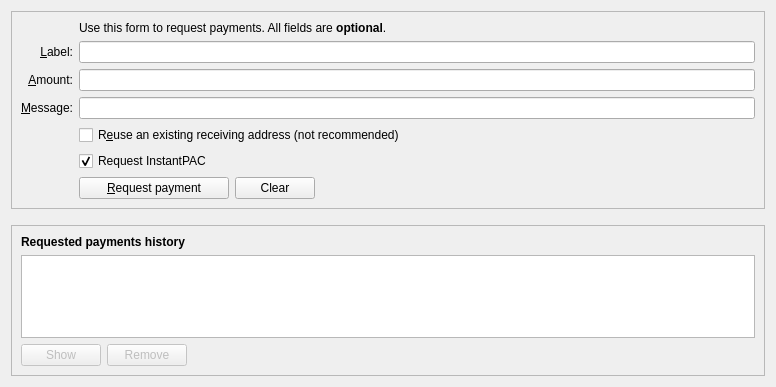
The window that src/qt/forms/receivecoinsdialog.ui (PACCommunity/PAC) describes before a commit, drawn with Qt 5.
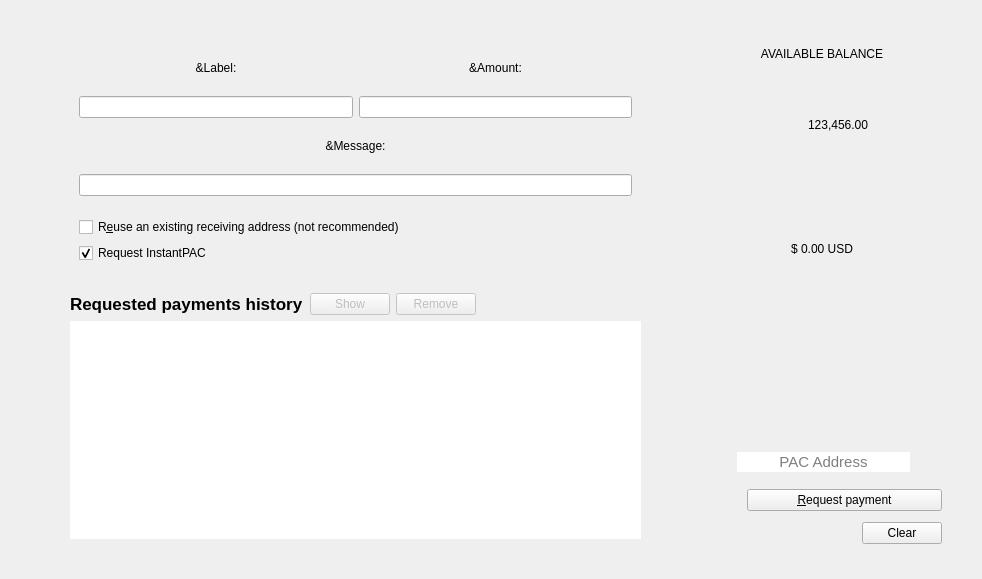
The same window after the commit. Icons and pictures are not drawn. Custom widgets are drawn as their Qt base class.

Patch:
```diff
--- a/src/qt/forms/receivecoinsdialog.ui
+++ b/src/qt/forms/receivecoinsdialog.ui
@@ -6,84 +6,86 @@
    <rect>
     <x>0</x>
     <y>0</y>
-    <width>776</width>
-    <height>387</height>
+    <width>982</width>
+    <height>579</height>
    </rect>
   </property>
-  <layout class="QVBoxLayout" name="verticalLayout" stretch="0,0,1">
-   <item>
-    <widget class="QFrame" name="frame2">
      <property name="sizePolicy">
       <sizepolicy hsizetype="Preferred" vsizetype="Expanding">
        <horstretch>0</horstretch>
        <verstretch>0</verstretch>
       </sizepolicy>
      </property>
-     <property name="frameShape">
-      <enum>QFrame::StyledPanel</enum>
-     </property>
-     <property name="frameShadow">
-      <enum>QFrame::Sunken</enum>
-     </property>
-     <layout class="QVBoxLayout" name="verticalLayout_3">
+  <property name="styleSheet">
+   <string notr="true">QFrame{
+  border:none;
+}</string>
+  </property>
+  <property name="class" stdset="0">
+   <string>container</string>
+  </property>
+  <layout class="QVBoxLayout" name="verticalLayout" stretch="0">
       <item>
-       <layout class="QGridLayout" name="gridLayout">
-        <item row="7" column="2">
-         <widget class="QCheckBox" name="reuseAddress">
-          <property name="toolTip">
-           <string>Reuse one of the previously used receiving addresses.&lt;br&gt;Reusing addresses has security and privacy issues.&lt;br&gt;Do not use this unless re-generating a payment request made before.</string>
-          </property>
-          <property name="text">
-           <string>R&amp;euse an existing receiving address (not recommended)</string>
-          </property>
-         </widget>
-        </item>
-        <item row="7" column="0">
-         <widget class="QLabel" name="label_4">
-          <property name="text">
-           <string/>
-          </property>
-         </widget>
-        </item>
-        <item row="6" column="0">
-         <widget class="QLabel" name="label_3">
-          <property name="toolTip">
-           <string>An optional message to attach to the payment request, which will be displayed when the request is opened. Note: The message will not be sent with the payment over the PAC network.</string>
-          </property>
-          <property name="text">
-           <string>&amp;Message:</string>
-          </property>
-          <property name="alignment">
-           <set>Qt::AlignRight|Qt::AlignTrailing|Qt::AlignVCenter</set>
-          </property>
-          <property name="buddy">
-           <cstring>reqMessage</cstring>
-          </property>
-         </widget>
-        </item>
-        <item row="4" column="2">
-         <widget class="QLineEdit" name="reqLabel">
-          <property name="toolTip">
-           <string>An optional label to associate with the new receiving address.</string>
-          </property>
-         </widget>
-        </item>
-        <item row="6" column="2">
-         <widget class="QLineEdit" name="reqMessage">
-          <property name="toolTip">
-           <string>An optional message to attach to the payment request, which will be displayed when the request is opened.&lt;br&gt;Note: The message will not be sent with the payment over the PAC network.</string>
-          </property>
-         </widget>
-        </item>
-        <item row="2" column="2">
-         <widget class="QLabel" name="label_5">
-          <property name="text">
-           <string>Use this form to request payments. All fields are &lt;b&gt;optional&lt;/b&gt;.</string>
-          </property>
-         </widget>
-        </item>
-        <item row="4" column="0">
+    <widget class="QFrame" name="container">
+     <property name="sizePolicy">
+      <sizepolicy hsizetype="Preferred" vsizetype="MinimumExpanding">
+       <horstretch>0</horstretch>
+       <verstretch>0</verstretch>
+      </sizepolicy>
+     </property>
+     <layout class="QHBoxLayout" name="horizontalLayout_3">
+      <item>
+       <widget class="QFrame" name="gridFrame">
+        <property name="sizePolicy">
+         <sizepolicy hsizetype="Expanding" vsizetype="MinimumExpanding">
+          <horstretch>0</horstretch>
+          <verstretch>0</verstretch>
+         </sizepolicy>
+        </property>
+        <property name="maximumSize">
+         <size>
+          <width>16777215</width>
+          <height>16777215</height>
+         </size>
+        </property>
+        <layout class="QGridLayout" name="gridForLeft">
+         <property name="leftMargin">
+          <number>50</number>
+         </property>
+         <property name="topMargin">
+          <number>17</number>
+         </property>
+         <property name="rightMargin">
+          <number>50</number>
+         </property>
+         <property name="bottomMargin">
+          <number>20</number>
+         </property>
+         <item row="1" column="0">
+          <widget class="QFrame" name="verticalFrame">
+           <property name="minimumSize">
+            <size>
+             <width>0</width>
+             <height>250</height>
+            </size>
+           </property>
+           <property name="maximumSize">
+            <size>
+             <width>16777215</width>
+             <height>450</height>
+            </size>
+           </property>
+           <layout class="QVBoxLayout" name="formLayouts">
+            <item>
+             <layout class="QHBoxLayout" name="horizontalLayout_6">
+              <item>
          <widget class="QLabel" name="label_2">
+                <property name="sizePolicy">
+                 <sizepolicy hsizetype="Preferred" vsizetype="Fixed">
+                  <horstretch>0</horstretch>
+                  <verstretch>0</verstretch>
+                 </sizepolicy>
+                </property>
           <property name="toolTip">
            <string>An optional label to associate with the new receiving address.</string>
           </property>
@@ -91,15 +93,27 @@
            <string>&amp;Label:</string>
           </property>
           <property name="alignment">
-           <set>Qt::AlignRight|Qt::AlignTrailing|Qt::AlignVCenter</set>
-          </property>
-          <property name="buddy">
-           <cstring>reqLabel</cstring>
+                 <set>Qt::AlignCenter</set>
+                </property>
+                <property name="class" stdset="0">
+                 <string>titleLabel</string>
           </property>
          </widget>
         </item>
-        <item row="5" column="0">
+              <item>
          <widget class="QLabel" name="label">
+                <property name="sizePolicy">
+                 <sizepolicy hsizetype="Preferred" vsizetype="Fixed">
+                  <horstretch>0</horstretch>
+                  <verstretch>0</verstretch>
+                 </sizepolicy>
+                </property>
+                <property name="maximumSize">
+                 <size>
+                  <width>300</width>
+                  <height>16777215</height>
+                 </size>
+                </property>
           <property name="toolTip">
            <string>An optional amount to request. Leave this empty or zero to not request a specific amount.</string>
           </property>
@@ -107,45 +121,85 @@
            <string>&amp;Amount:</string>
           </property>
           <property name="alignment">
-           <set>Qt::AlignRight|Qt::AlignTrailing|Qt::AlignVCenter</set>
-          </property>
-          <property name="buddy">
-           <cstring>reqAmount</cstring>
+                 <set>Qt::AlignCenter</set>
+                </property>
+                <property name="class" stdset="0">
+                 <string>titleLabel</string>
           </property>
          </widget>
         </item>
-        <item row="5" column="2">
+             </layout>
+            </item>
+            <item>
+             <layout class="QHBoxLayout" name="labelLayout">
+              <item>
+               <widget class="QLineEdit" name="reqLabel">
+                <property name="sizePolicy">
+                 <sizepolicy hsizetype="Expanding" vsizetype="Fixed">
+                  <horstretch>0</horstretch>
+                  <verstretch>0</verstretch>
+                 </sizepolicy>
+                </property>
+                <property name="minimumSize">
+                 <size>
+                  <width>200</width>
+                  <height>0</height>
+                 </size>
+                </property>
+                <property name="maximumSize">
+                 <size>
+                  <width>16777215</width>
+                  <height>16777215</height>
+                 </size>
+                </property>
+                <property name="toolTip">
+                 <string>An optional label to associate with the new receiving address.</string>
+                </property>
+                <property name="alignment">
+                 <set>Qt::AlignCenter</set>
+                </property>
+                <property name="class" stdset="0">
+                 <string>LineEdit</string>
+                </property>
+               </widget>
+              </item>
+              <item>
          <widget class="BitcoinAmountField" name="reqAmount">
+                <property name="sizePolicy">
+                 <sizepolicy hsizetype="Expanding" vsizetype="Fixed">
+                  <horstretch>0</horstretch>
+                  <verstretch>0</verstretch>
+                 </sizepolicy>
+                </property>
           <property name="minimumSize">
            <size>
-            <width>80</width>
+                  <width>0</width>
             <height>0</height>
            </size>
           </property>
+                <property name="maximumSize">
+                 <size>
+                  <width>300</width>
+                  <height>16777215</height>
+                 </size>
+                </property>
           <property name="toolTip">
            <string>An optional amount to request. Leave this empty or zero to not request a specific amount.</string>
           </property>
-         </widget>
-        </item>
-        <item row="9" column="2">
-         <layout class="QHBoxLayout" name="horizontalLayout">
-          <item>
-           <widget class="QPushButton" name="receiveButton">
-            <property name="minimumSize">
-             <size>
-              <width>150</width>
-              <height>0</height>
-             </size>
-            </property>
-            <property name="text">
-             <string>&amp;Request payment</string>
+                <property name="styleSheet">
+                 <string notr="true"/>
+                </property>
+                <property name="class" stdset="0">
+                 <string>LineEdit</string>
             </property>
            </widget>
           </item>
+             </layout>
+            </item>
           <item>
-           <widget class="QPushButton" name="clearButton">
+             <widget class="QLabel" name="label_3">
             <property name="sizePolicy">
-             <sizepolicy hsizetype="Minimum" vsizetype="Fixed">
+               <sizepolicy hsizetype="Preferred" vsizetype="Fixed">
               <horstretch>0</horstretch>
               <verstretch>0</verstretch>
              </sizepolicy>
@@ -154,37 +208,92 @@
              <string>Clear all fields of the form.</string>
             </property>
             <property name="text">
-             <string>Clear</string>
-            </property>
-            <property name="autoDefault">
-             <bool>false</bool>
-            </property>
+               <string>&amp;Message:</string>
+              </property>
+              <property name="alignment">
+               <set>Qt::AlignCenter</set>
+              </property>
+              <property name="class" stdset="0">
+               <string>titleLabel</string>
+              </property>
            </widget>
           </item>
           <item>
-           <spacer name="horizontalSpacer">
-            <property name="orientation">
-             <enum>Qt::Horizontal</enum>
-            </property>
-            <property name="sizeHint" stdset="0">
+             <layout class="QHBoxLayout" name="messageLayout">
+              <item>
+               <widget class="QLineEdit" name="reqMessage">
+                <property name="sizePolicy">
+                 <sizepolicy hsizetype="Expanding" vsizetype="Fixed">
+                  <horstretch>0</horstretch>
+                  <verstretch>0</verstretch>
+                 </sizepolicy>
+                </property>
+                <property name="minimumSize">
              <size>
-              <width>40</width>
-              <height>20</height>
-             </size>
-            </property>
-           </spacer>
+                  <width>0</width>
+                  <height>0</height>
+                 </size>
+                </property>
+                <property name="maximumSize">
+                 <size>
+                  <width>16777215</width>
+                  <height>16777215</height>
+                 </size>
+                </property>
+                <property name="toolTip">
+                 <string>An optional message to attach to the payment request, which will be displayed when the request is opened.&lt;br&gt;Note: The message will not be sent with the payment over the Paccoin network.</string>
+                </property>
+                <property name="class" stdset="0">
+                 <string>LineEdit</string>
+                </property>
+               </widget>
           </item>
          </layout>
         </item>
-        <item row="9" column="0">
-         <widget class="QLabel" name="label_7">
+            <item>
+             <layout class="QVBoxLayout" name="verticalLayout_2">
+              <item>
+               <widget class="QCheckBox" name="reuseAddress">
+                <property name="sizePolicy">
+                 <sizepolicy hsizetype="Expanding" vsizetype="Fixed">
+                  <horstretch>0</horstretch>
+                  <verstretch>0</verstretch>
+                 </sizepolicy>
+                </property>
+                <property name="minimumSize">
+                 <size>
+                  <width>0</width>
+                  <height>0</height>
+                 </size>
+                </property>
+                <property name="toolTip">
+                 <string>Reuse one of the previously used receiving addresses.&lt;br&gt;Reusing addresses has security and privacy issues.&lt;br&gt;Do not use this unless re-generating a payment request made before.</string>
+                </property>
           <property name="text">
-           <string/>
+                 <string>R&amp;euse an existing receiving address (not recommended)</string>
           </property>
          </widget>
         </item>
-        <item row="8" column="2">
+              <item>
          <widget class="QCheckBox" name="checkUseInstantSend">
+                <property name="sizePolicy">
+                 <sizepolicy hsizetype="Expanding" vsizetype="Fixed">
+                  <horstretch>0</horstretch>
+                  <verstretch>0</verstretch>
+                 </sizepolicy>
+                </property>
+                <property name="minimumSize">
+                 <size>
+                  <width>150</width>
+                  <height>0</height>
+                 </size>
+                </property>
+                <property name="maximumSize">
+                 <size>
+                  <width>16777215</width>
+                  <height>16777215</height>
+                 </size>
+                </property>
           <property name="text">
            <string>Request InstantPAC</string>
           </property>
@@ -198,38 +307,19 @@
      </layout>
     </widget>
    </item>
-   <item>
-    <spacer name="verticalSpacer_2">
-     <property name="orientation">
-      <enum>Qt::Vertical</enum>
-     </property>
-     <property name="sizeHint" stdset="0">
-      <size>
-       <width>20</width>
-       <height>10</height>
-      </size>
-     </property>
-    </spacer>
-   </item>
-   <item>
-    <widget class="QFrame" name="frame">
-     <property name="sizePolicy">
-      <sizepolicy hsizetype="Preferred" vsizetype="Expanding">
-       <horstretch>0</horstretch>
-       <verstretch>0</verstretch>
-      </sizepolicy>
-     </property>
-     <property name="frameShape">
-      <enum>QFrame::StyledPanel</enum>
-     </property>
-     <property name="frameShadow">
-      <enum>QFrame::Raised</enum>
-     </property>
-     <layout class="QVBoxLayout" name="verticalLayout_2">
+         <item row="2" column="0">
+          <layout class="QHBoxLayout" name="horizontalLayout_2">
       <item>
        <widget class="QLabel" name="label_6">
+             <property name="sizePolicy">
+              <sizepolicy hsizetype="Preferred" vsizetype="Fixed">
+               <horstretch>0</horstretch>
+               <verstretch>0</verstretch>
+              </sizepolicy>
+             </property>
         <property name="font">
          <font>
+               <pointsize>13</pointsize>
           <weight>75</weight>
           <bold>true</bold>
          </font>
@@ -240,21 +330,6 @@
        </widget>
       </item>
       <item>
-       <widget class="QTableView" name="recentRequestsView">
-        <property name="contextMenuPolicy">
-         <enum>Qt::CustomContextMenu</enum>
-        </property>
-        <property name="tabKeyNavigation">
-         <bool>false</bool>
-        </property>
-        <property name="sortingEnabled">
-         <bool>true</bool>
-        </property>
-       </widget>
-      </item>
-      <item>
-       <layout class="QHBoxLayout" name="horizontalLayout_2">
-        <item>
          <widget class="QPushButton" name="showRequestButton">
           <property name="enabled">
            <bool>false</bool>
@@ -262,6 +337,9 @@
           <property name="toolTip">
            <string>Show the selected request (does the same as double clicking an entry)</string>
           </property>
+             <property name="styleSheet">
+              <string notr="true"/>
+             </property>
           <property name="text">
            <string>Show</string>
           </property>
@@ -278,6 +356,9 @@
           <property name="toolTip">
            <string>Remove the selected entries from the list</string>
           </property>
+             <property name="styleSheet">
+              <string notr="true"/>
+             </property>
           <property name="text">
            <string>Remove</string>
           </property>
@@ -291,15 +372,524 @@
           <property name="orientation">
            <enum>Qt::Horizontal</enum>
           </property>
+             <property name="sizeType">
+              <enum>QSizePolicy::Expanding</enum>
+             </property>
           <property name="sizeHint" stdset="0">
            <size>
+               <width>0</width>
+               <height>0</height>
+              </size>
+             </property>
+            </spacer>
+           </item>
+          </layout>
+         </item>
+         <item row="4" column="0">
+          <widget class="QTableView" name="recentRequestsView">
+           <property name="sizePolicy">
+            <sizepolicy hsizetype="Expanding" vsizetype="Preferred">
+             <horstretch>0</horstretch>
+             <verstretch>0</verstretch>
+            </sizepolicy>
+           </property>
+           <property name="minimumSize">
+            <size>
+             <width>0</width>
+             <height>0</height>
+            </size>
+           </property>
+           <property name="maximumSize">
+            <size>
+             <width>16777215</width>
+             <height>16777215</height>
+            </size>
+           </property>
+           <property name="contextMenuPolicy">
+            <enum>Qt::CustomContextMenu</enum>
+           </property>
+           <property name="styleSheet">
+            <string notr="true"/>
+           </property>
+           <property name="tabKeyNavigation">
+            <bool>false</bool>
+           </property>
+           <property name="sortingEnabled">
+            <bool>true</bool>
+           </property>
+          </widget>
+         </item>
+        </layout>
+       </widget>
+      </item>
+      <item>
+       <widget class="QFrame" name="QRCodeFrame">
+        <property name="sizePolicy">
+         <sizepolicy hsizetype="Fixed" vsizetype="Preferred">
+          <horstretch>0</horstretch>
+          <verstretch>0</verstretch>
+         </sizepolicy>
+        </property>
+        <property name="minimumSize">
+         <size>
+          <width>0</width>
+          <height>0</height>
+         </size>
+        </property>
+        <property name="maximumSize">
+         <size>
+          <width>450</width>
+          <height>16777215</height>
+         </size>
+        </property>
+        <layout class="QVBoxLayout" name="verticalLayout_4">
+         <property name="spacing">
+          <number>2</number>
+         </property>
+         <property name="leftMargin">
+          <number>5</number>
+         </property>
+         <property name="topMargin">
+          <number>27</number>
+         </property>
+         <property name="rightMargin">
+          <number>20</number>
+         </property>
+         <property name="bottomMargin">
+          <number>15</number>
+         </property>
+         <item>
+          <widget class="QLabel" name="label_5">
+           <property name="sizePolicy">
+            <sizepolicy hsizetype="Preferred" vsizetype="Fixed">
+             <horstretch>0</horstretch>
+             <verstretch>0</verstretch>
+            </sizepolicy>
+           </property>
+           <property name="minimumSize">
+            <size>
+             <width>0</width>
+             <height>0</height>
+            </size>
+           </property>
+           <property name="text">
+            <string>AVAILABLE BALANCE</string>
+           </property>
+           <property name="alignment">
+            <set>Qt::AlignCenter</set>
+           </property>
+           <property name="class" stdset="0">
+            <string>titleLabel</string>
+           </property>
+          </widget>
+         </item>
+         <item>
+          <layout class="QHBoxLayout" name="horizontalLayout_5">
+           <item>
+            <spacer name="horizontalSpacer">
+             <property name="orientation">
+              <enum>Qt::Horizontal</enum>
+             </property>
+             <property name="sizeHint" stdset="0">
+              <size>
             <width>40</width>
             <height>20</height>
            </size>
           </property>
          </spacer>
         </item>
-       </layout>
+           <item>
+            <widget class="QLabel" name="iconLabelAvailableBalance">
+             <property name="sizePolicy">
+              <sizepolicy hsizetype="Fixed" vsizetype="Fixed">
+               <horstretch>0</horstretch>
+               <verstretch>0</verstretch>
+              </sizepolicy>
+             </property>
+             <property name="minimumSize">
+              <size>
+               <width>30</width>
+               <height>30</height>
+              </size>
+             </property>
+             <property name="text">
+              <string/>
+             </property>
+            </widget>
+           </item>
+           <item>
+            <widget class="QLabel" name="labelBalance">
+             <property name="minimumSize">
+              <size>
+               <width>0</width>
+               <height>0</height>
+              </size>
+             </property>
+             <property name="text">
+              <string>123,456.00</string>
+             </property>
+             <property name="class" stdset="0">
+              <string>pacCoinsLabel</string>
+             </property>
+            </widget>
+           </item>
+           <item>
+            <spacer name="horizontalSpacer_5">
+             <property name="orientation">
+              <enum>Qt::Horizontal</enum>
+             </property>
+             <property name="sizeHint" stdset="0">
+              <size>
+               <width>40</width>
+               <height>20</height>
+              </size>
+             </property>
+            </spacer>
+           </item>
+          </layout>
+         </item>
+         <item>
+          <widget class="QLabel" name="labelAvailableUSD">
+           <property name="minimumSize">
+            <size>
+             <width>0</width>
+             <height>0</height>
+            </size>
+           </property>
+           <property name="text">
+            <string>$ 0.00 USD</string>
+           </property>
+           <property name="alignment">
+            <set>Qt::AlignCenter</set>
+           </property>
+           <property name="class" stdset="0">
+            <string>usdLabel</string>
+           </property>
+          </widget>
+         </item>
+         <item>
+          <spacer name="verticalSpacer_2">
+           <property name="orientation">
+            <enum>Qt::Vertical</enum>
+           </property>
+           <property name="sizeType">
+            <enum>QSizePolicy::Preferred</enum>
+           </property>
+           <property name="sizeHint" stdset="0">
+            <size>
+             <width>0</width>
+             <height>0</height>
+            </size>
+           </property>
+          </spacer>
+         </item>
+         <item>
+          <widget class="QFrame" name="frame">
+           <property name="sizePolicy">
+            <sizepolicy hsizetype="Preferred" vsizetype="Preferred">
+             <horstretch>0</horstretch>
+             <verstretch>0</verstretch>
+            </sizepolicy>
+           </property>
+           <property name="maximumSize">
+            <size>
+             <width>400</width>
+             <height>400</height>
+            </size>
+           </property>
+           <layout class="QHBoxLayout" name="qrLayoutContainer"/>
+          </widget>
+         </item>
+         <item>
+          <spacer name="verticalSpacer_3">
+           <property name="orientation">
+            <enum>Qt::Vertical</enum>
+           </property>
+           <property name="sizeType">
+            <enum>QSizePolicy::Fixed</enum>
+           </property>
+           <property name="sizeHint" stdset="0">
+            <size>
+             <width>0</width>
+             <height>10</height>
+            </size>
+           </property>
+          </spacer>
+         </item>
+         <item>
+          <layout class="QHBoxLayout" name="horizontalLayout_7">
+           <item>
+            <spacer name="horizontalSpacer_7">
+             <property name="orientation">
+              <enum>Qt::Horizontal</enum>
+             </property>
+             <property name="sizeType">
+              <enum>QSizePolicy::Fixed</enum>
+             </property>
+             <property name="sizeHint" stdset="0">
+              <size>
+               <width>35</width>
+               <height>20</height>
+              </size>
+             </property>
+            </spacer>
+           </item>
+           <item>
+            <widget class="QLineEdit" name="lineEditCurrentAddress">
+             <property name="enabled">
+              <bool>true</bool>
+             </property>
+             <property name="sizePolicy">
+              <sizepolicy hsizetype="MinimumExpanding" vsizetype="Fixed">
+               <horstretch>0</horstretch>
+               <verstretch>0</verstretch>
+              </sizepolicy>
+             </property>
+             <property name="minimumSize">
+              <size>
+               <width>0</width>
+               <height>0</height>
+              </size>
+             </property>
+             <property name="maximumSize">
+              <size>
+               <width>300</width>
+               <height>16777215</height>
+              </size>
+             </property>
+             <property name="font">
+              <font>
+               <pointsize>11</pointsize>
+              </font>
+             </property>
+             <property name="acceptDrops">
+              <bool>false</bool>
+             </property>
+             <property name="toolTip">
+              <string>Last PAC Address generated</string>
+             </property>
+             <property name="toolTipDuration">
+              <number>2</number>
+             </property>
+             <property name="whatsThis">
+              <string>Last PAC Address</string>
+             </property>
+             <property name="locale">
+              <locale language="English" country="UnitedStates"/>
+             </property>
+             <property name="inputMethodHints">
+              <set>Qt::ImhNone</set>
+             </property>
+             <property name="inputMask">
+              <string/>
+             </property>
+             <property name="text">
+              <string/>
+             </property>
+             <property name="frame">
+              <bool>false</bool>
+             </property>
+             <property name="alignment">
+              <set>Qt::AlignCenter</set>
+             </property>
+             <property name="readOnly">
+              <bool>true</bool>
+             </property>
+             <property name="placeholderText">
+              <string>PAC Address</string>
+             </property>
+             <property name="clearButtonEnabled">
+              <bool>false</bool>
+             </property>
+             <property name="class" stdset="0">
+              <string>LineEditMedium</string>
+             </property>
+            </widget>
+           </item>
+           <item>
+            <widget class="QToolButton" name="btnCopyLastAddress">
+             <property name="minimumSize">
+              <size>
+               <width>0</width>
+               <height>0</height>
+              </size>
+             </property>
+             <property name="maximumSize">
+              <size>
+               <width>30</width>
+               <height>30</height>
+              </size>
+             </property>
+             <property name="toolTip">
+              <string>Copy Last PAC Address Generated</string>
+             </property>
+             <property name="text">
+              <string/>
+             </property>
+             <property name="icon">
+              <iconset resource="../dash.qrc">
+               <normaloff>:/icons/drkblue/editcopy</normaloff>:/icons/drkblue/editcopy</iconset>
+             </property>
+             <property name="iconSize">
+              <size>
+               <width>24</width>
+               <height>24</height>
+              </size>
+             </property>
+             <property name="checkable">
+              <bool>false</bool>
+             </property>
+             <property name="autoRepeat">
+              <bool>false</bool>
+             </property>
+             <property name="autoExclusive">
+              <bool>false</bool>
+             </property>
+             <property name="popupMode">
+              <enum>QToolButton::InstantPopup</enum>
+             </property>
+             <property name="toolButtonStyle">
+              <enum>Qt::ToolButtonIconOnly</enum>
+             </property>
+             <property name="autoRaise">
+              <bool>true</bool>
+             </property>
+             <property name="arrowType">
+              <enum>Qt::NoArrow</enum>
+             </property>
+             <property name="class" stdset="0">
+              <string>QuickButton</string>
+             </property>
+            </widget>
+           </item>
+          </layout>
+         </item>
+         <item>
+          <spacer name="verticalSpacer">
+           <property name="orientation">
+            <enum>Qt::Vertical</enum>
+           </property>
+           <property name="sizeType">
+            <enum>QSizePolicy::Preferred</enum>
+           </property>
+           <property name="sizeHint" stdset="0">
+            <size>
+             <width>0</width>
+             <height>10</height>
+            </size>
+           </property>
+          </spacer>
+         </item>
+         <item>
+          <layout class="QHBoxLayout" name="horizontalLayout">
+           <item>
+            <spacer name="horizontalSpacer_6">
+             <property name="orientation">
+              <enum>Qt::Horizontal</enum>
+             </property>
+             <property name="sizeType">
+              <enum>QSizePolicy::Fixed</enum>
+             </property>
+             <property name="sizeHint" stdset="0">
+              <size>
+               <width>45</width>
+               <height>10</height>
+              </size>
+             </property>
+            </spacer>
+           </item>
+           <item>
+            <widget class="QPushButton" name="receiveButton">
+             <property name="sizePolicy">
+              <sizepolicy hsizetype="MinimumExpanding" vsizetype="Fixed">
+               <horstretch>0</horstretch>
+               <verstretch>0</verstretch>
+              </sizepolicy>
+             </property>
+             <property name="minimumSize">
+              <size>
+               <width>0</width>
+               <height>0</height>
+              </size>
+             </property>
+             <property name="maximumSize">
+              <size>
+               <width>16777215</width>
+               <height>16777215</height>
+              </size>
+             </property>
+             <property name="toolTip">
+              <string>Request a Payment and generates the Address and QRCode</string>
+             </property>
+             <property name="text">
+              <string>&amp;Request payment</string>
+             </property>
+             <property name="class" stdset="0">
+              <string>accentButton</string>
+             </property>
+            </widget>
+           </item>
+          </layout>
+         </item>
+         <item>
+          <layout class="QHBoxLayout" name="horizontaLayoutlButton">
+           <property name="topMargin">
+            <number>9</number>
+           </property>
+           <item>
+            <spacer name="horizontalSpacer_3">
+             <property name="orientation">
+              <enum>Qt::Horizontal</enum>
+             </property>
+             <property name="sizeType">
+              <enum>QSizePolicy::Expanding</enum>
+             </property>
+             <property name="sizeHint" stdset="0">
+              <size>
+               <width>160</width>
+               <height>20</height>
+              </size>
+             </property>
+            </spacer>
+           </item>
+           <item>
+            <widget class="QPushButton" name="clearButton">
+             <property name="sizePolicy">
+              <sizepolicy hsizetype="Fixed" vsizetype="Fixed">
+               <horstretch>0</horstretch>
+               <verstretch>0</verstretch>
+              </sizepolicy>
+             </property>
+             <property name="minimumSize">
+              <size>
+               <width>0</width>
+               <height>0</height>
+              </size>
+             </property>
+             <property name="maximumSize">
+              <size>
+               <width>16777215</width>
+               <height>16777215</height>
+              </size>
+             </property>
+             <property name="toolTip">
+              <string>Clear all fields of the form.</string>
+             </property>
+             <property name="layoutDirection">
+              <enum>Qt::LeftToRight</enum>
+             </property>
+             <property name="text">
+              <string>Clear</string>
+             </property>
+             <property name="autoDefault">
+              <bool>false</bool>
+             </property>
+            </widget>
+           </item>
+          </layout>
+         </item>
+        </layout>
+       </widget>
       </item>
      </layout>
     </widget>
```
Left out of the diff: 15 changed lines with no effect on the pictures. Lines whose indentation alone changed are shown as unchanged.
